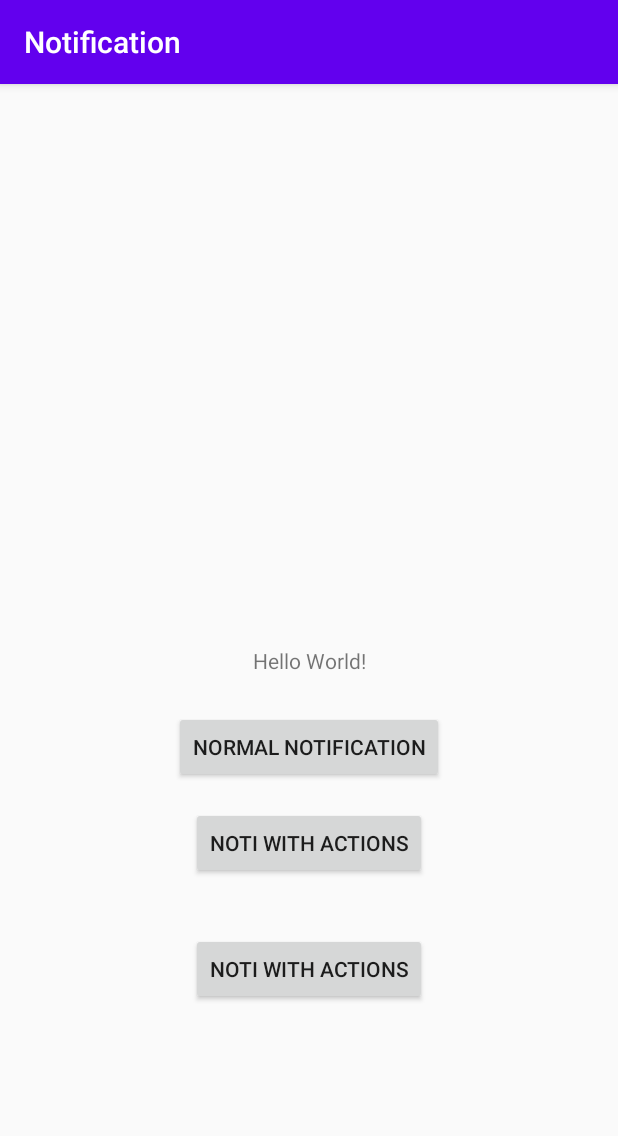
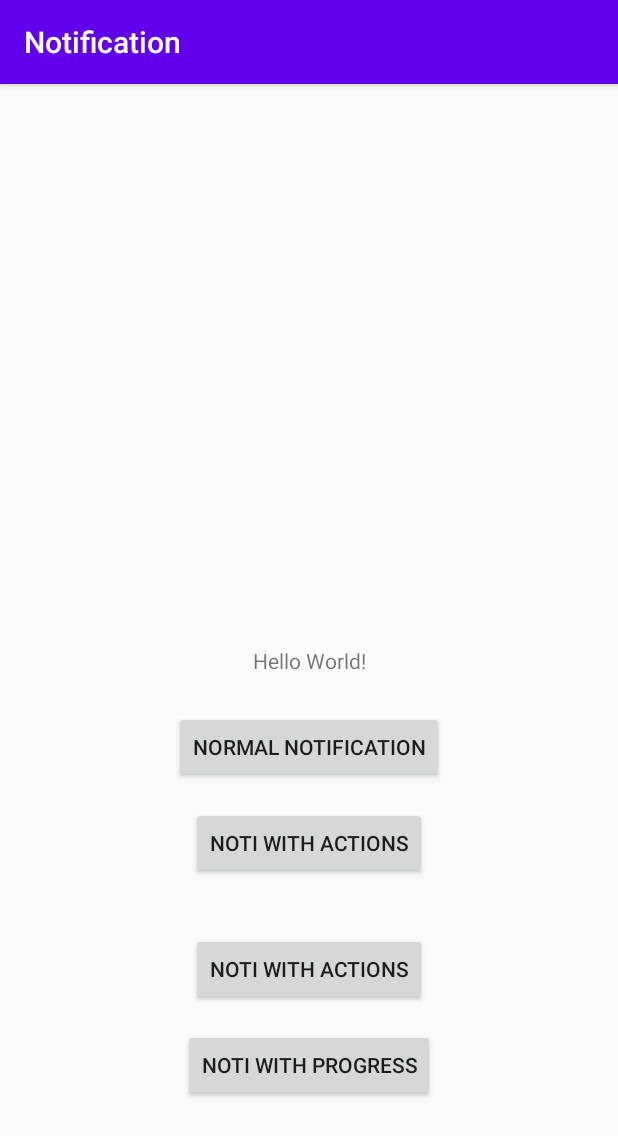
Before and after one commit to yepyaesonetun/Notification, an Android app: the screen it shows after launch (MainActivity), on a phone screen of 412 x 824 dp. Shown: the top 1136 px of the screen. Run offline under Robolectric (Android 15) with nearby library versions, the light colour scheme and no system bars.

Commit message:
notification with progress sample added.

```diff
--- a/app/src/main/java/com/padcmyanmr/notification/MainActivity.kt
+++ b/app/src/main/java/com/padcmyanmr/notification/MainActivity.kt
@@ -1,6 +1,7 @@
 package com.padcmyanmr.notification
 
 import android.app.Notification.EXTRA_NOTIFICATION_ID
+import android.app.Notification.VISIBILITY_PRIVATE
 import android.app.NotificationChannel
 import android.app.NotificationManager
 import android.app.PendingIntent
@@ -26,6 +27,7 @@ class MainActivity : AppCompatActivity() {
         val notificationId : Int = 1996
         val notificationId02 : Int = 1997
         val notificationId03 : Int = 1998
+        val notificationId04 : Int = 1999
 
 
         /***
@@ -86,6 +88,8 @@ class MainActivity : AppCompatActivity() {
                 .setContentText("Hello Action")
                 .setPriority(NotificationCompat.PRIORITY_DEFAULT)
                 .setContentIntent(pendingIntent)
+//                .setFullScreenIntent(pendingIntent, true)  // urgent noti type only use
+//                .setVisibility(VISIBILITY_PRIVATE)   // visibility modes
                 .addAction(android.R.drawable.star_off, "Snooze",
                         snoozePendingIntent)
 
@@ -93,6 +97,37 @@ class MainActivity : AppCompatActivity() {
             with(NotificationManagerCompat.from(this)) {
                 // notificationId is a unique int for each notification that you must define
                 notify(notificationId03, builder3.build())
+            }
+        }
+
+
+        /***
+         * Notification with Progress
+         */
+        val builder4 = NotificationCompat.Builder(this, CHANNEL_ID).apply {
+            setContentTitle("Picture Download")
+            setContentText("Download in progress")
+            setSmallIcon(android.R.drawable.stat_sys_download)
+        }
+        val PROGRESS_MAX = 100
+        val PROGRESS_CURRENT = 10
+        NotificationManagerCompat.from(this).apply {
+            // Issue the initial notification with zero progress
+            builder4.setProgress(PROGRESS_MAX, PROGRESS_CURRENT, false)
+
+            // Do the job here that tracks the progress.
+            // Usually, this should be in a
+            // worker thread
+            // To show progress, update PROGRESS_CURRENT and update the notification with:
+            // builder.setProgress(PROGRESS_MAX, PROGRESS_CURRENT, false);
+            // notificationManager.notify(notificationId, builder.build());
+
+            // When done, update the notification one more time to remove the progress bar
+            builder.setContentText("Download complete")
+                    .setProgress(0, 0, false)
+
+            btnProgress.setOnClickListener {
+                notify(notificationId04, builder4.build())
             }
         }
     }
--- a/app/src/main/res/layout/activity_main.xml
+++ b/app/src/main/res/layout/activity_main.xml
@@ -46,4 +46,14 @@
         app:layout_constraintStart_toStartOf="parent"
         app:layout_constraintTop_toBottomOf="@+id/btnNotiWithIntent" />
 
+    <Button
+        android:id="@+id/btnProgress"
+        android:layout_width="wrap_content"
+        android:layout_height="wrap_content"
+        android:layout_marginTop="16dp"
+        android:text="Noti With Progress"
+        app:layout_constraintEnd_toEndOf="parent"
+        app:layout_constraintStart_toStartOf="parent"
+        app:layout_constraintTop_toBottomOf="@+id/btnNotiWithActions" />
+
 </androidx.constraintlayout.widget.ConstraintLayout>
```
